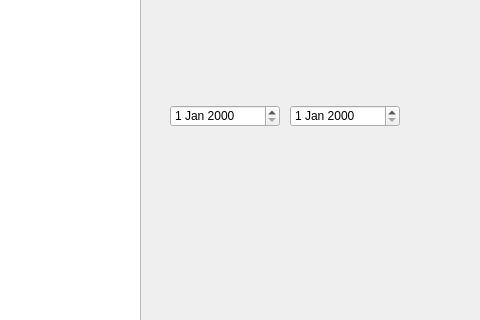
Old version of the form src/mainwindow.ui in the repository chrisandoX/personal_finance; both pictures show x 320 to 800 and y 114 to 434 of the 800 by 600 pixel window.
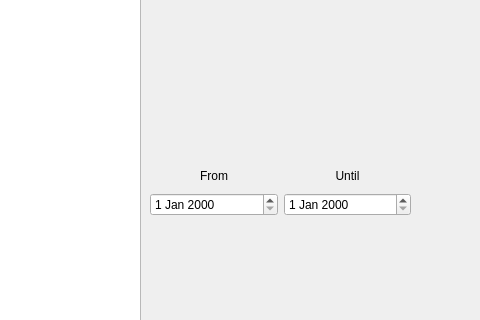
New version of the form.

Commit message: Add date labels

```diff
--- a/src/mainwindow.ui
+++ b/src/mainwindow.ui
@@ -37,25 +37,47 @@
      </rect>
     </property>
    </widget>
-   <widget class="QDateEdit" name="dateFrom">
+   <widget class="QWidget" name="gridLayoutWidget">
     <property name="geometry">
      <rect>
-      <x>490</x>
-      <y>200</y>
-      <width>110</width>
-      <height>22</height>
+      <x>470</x>
+      <y>260</y>
+      <width>261</width>
+      <height>51</height>
      </rect>
     </property>
-   </widget>
-   <widget class="QDateEdit" name="dateUntil">
-    <property name="geometry">
-     <rect>
-      <x>610</x>
-      <y>200</y>
-      <width>110</width>
-      <height>22</height>
-     </rect>
-    </property>
+    <layout class="QGridLayout" name="gridLayout">
+     <item row="1" column="1">
+      <widget class="QDateEdit" name="dateUntil"/>
+     </item>
+     <item row="1" column="0">
+      <widget class="QDateEdit" name="dateFrom">
+       <property name="calendarPopup">
+        <bool>false</bool>
+       </property>
+      </widget>
+     </item>
+     <item row="0" column="0">
+      <widget class="QLabel" name="label">
+       <property name="text">
+        <string>From</string>
+       </property>
+       <property name="alignment">
+        <set>Qt::AlignCenter</set>
+       </property>
+      </widget>
+     </item>
+     <item row="0" column="1">
+      <widget class="QLabel" name="label_2">
+       <property name="text">
+        <string>Until</string>
+       </property>
+       <property name="alignment">
+        <set>Qt::AlignCenter</set>
+       </property>
+      </widget>
+     </item>
+    </layout>
    </widget>
   </widget>
   <widget class="QStatusBar" name="statusbar"/>
```
